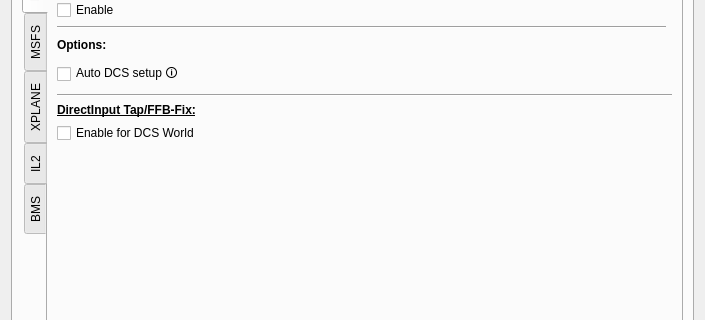
Qt form SM/system_settings_new.ui (walmis/VPforce-TelemFFB) before a commit; both pictures show x 0 to 705 and y 83 to 403 of the 705 by 785 pixel window.
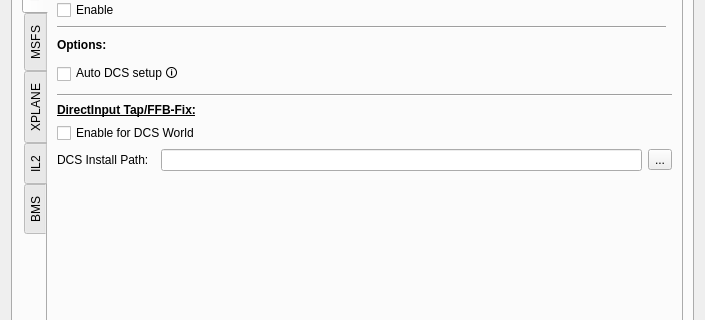
The same form after that commit. The open tabs and pages were chosen to show the change. Custom widgets are drawn as their Qt base class.

Commit message:
fix(tap): game path fall-back for DCS and BMS
If DCS is undiscoverable via the windows registry, fall back and attempt to locate the path via dcs.log which is known from the save games path discovery. Adds manual path selection options for DCS and BMS as a last-ditch mechanism.

Patch:
```diff
--- a/SM/system_settings_new.ui
+++ b/SM/system_settings_new.ui
@@ -588,7 +588,7 @@
            <string>DCS</string>
           </attribute>
           <layout class="QGridLayout" name="gridLayout_12">
-           <item row="9" column="0">
+           <item row="10" column="0">
             <spacer name="verticalSpacer_5">
              <property name="orientation">
               <enum>Qt::Vertical</enum>
@@ -693,6 +693,39 @@
              </property>
             </widget>
            </item>
+           <item row="8" column="0" colspan="2">
+            <layout class="QHBoxLayout" name="horizontalLayout_pathDCS">
+             <item>
+              <widget class="QLabel" name="lab_pathDCS">
+               <property name="sizePolicy">
+                <sizepolicy hsizetype="Fixed" vsizetype="Preferred">
+                 <horstretch>0</horstretch>
+                 <verstretch>0</verstretch>
+                </sizepolicy>
+               </property>
+               <property name="minimumSize">
+                <size>
+                 <width>98</width>
+                 <height>0</height>
+                </size>
+               </property>
+               <property name="text">
+                <string>DCS Install Path:</string>
+               </property>
+              </widget>
+             </item>
+             <item>
+              <widget class="QLineEdit" name="pathDCS" />
+             </item>
+             <item>
+              <widget class="QToolButton" name="browseDCS">
+               <property name="text">
+                <string>...</string>
+               </property>
+              </widget>
+             </item>
+            </layout>
+           </item>
            <item row="5" column="0" colspan="2">
             <widget class="Line" name="tapLine_tab_DCS">
              <property name="orientation">
```
Left out of the diff: 43 changed lines with no effect on the pictures. The commit also changes 9 other files.
